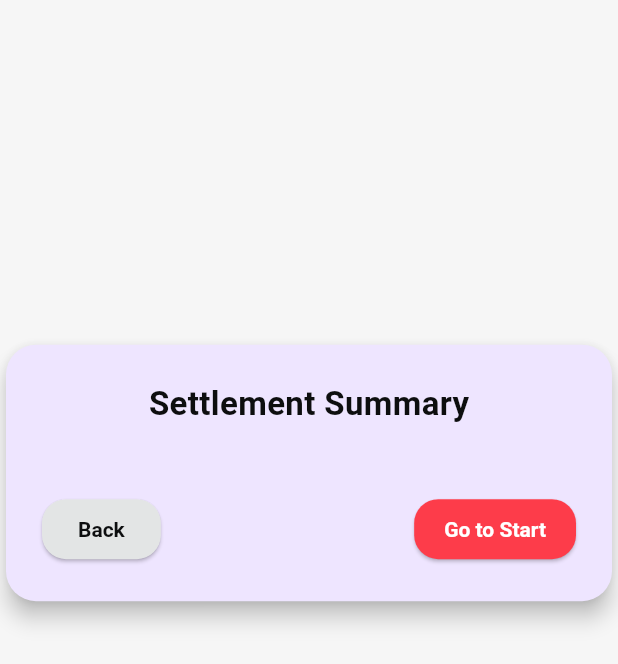
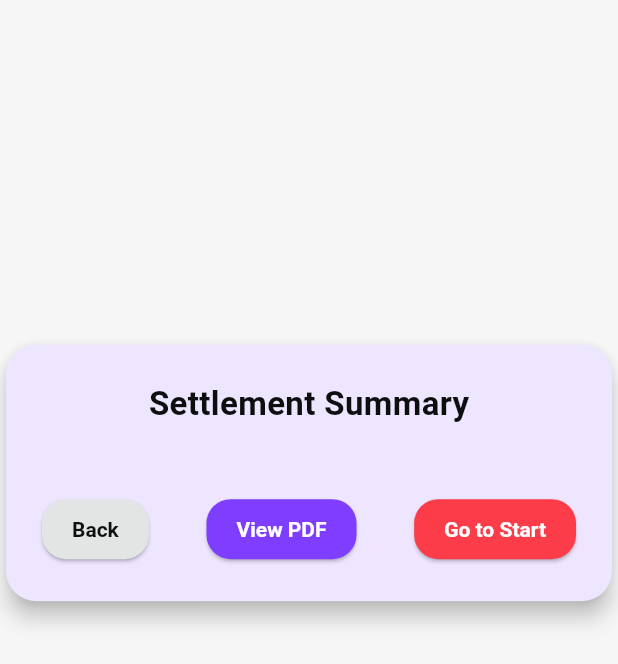
Before and after one commit to Shri-Radhey-Mishra/Bill-Splitter, a Flutter app: the Step3Result widget shown alone on an empty page, opened directly with empty values, on a phone screen of 412 x 824 dp. Shown: the top 664 px of the screen. Run offline on Flutter 3.47's test engine with Material 3 defaults, Android fonts, the phone set to English and light mode, and no system bars; our stand-ins replace open_file, pdf.

Commit message:
added pdf option

```diff
--- a/lib/services/api_service.dart
+++ b/lib/services/api_service.dart
@@ -2,7 +2,7 @@ import 'package:http/http.dart' as http;
 import 'dart:convert';
 
 class ApiService {
-  static const String baseUrl = 'http://10.0.2.2:5000/api/splits';
+  static const String baseUrl = 'http://192.168.56.1:5000/api/splits';
 
   static Future<void> saveSplit(Map<String, dynamic> data) async {
     final url = Uri.parse('$baseUrl/create');
--- a/lib/widgets/step3_result.dart
+++ b/lib/widgets/step3_result.dart
@@ -1,5 +1,6 @@
 import 'package:flutter/material.dart';
 import '../app_colors.dart';
+import '../services/pdf_service.dart';
 
 class Step3Result extends StatelessWidget {
   final List<(String, String, double)> transactions;
@@ -89,22 +90,31 @@ class Step3Result extends StatelessWidget {
                     style: ElevatedButton.styleFrom(
                       backgroundColor: light40,
                       foregroundColor: dark100,
-                      padding: const EdgeInsets.symmetric(horizontal: 24, vertical: 12),
-                      shape: RoundedRectangleBorder(
-                        borderRadius: BorderRadius.circular(16),
-                      ),
+                      padding: const EdgeInsets.symmetric(horizontal: 20, vertical: 12),
+                      shape: RoundedRectangleBorder(borderRadius: BorderRadius.circular(16)),
                     ),
                     child: const Text("Back"),
                   ),
+
+                  ElevatedButton(
+                    onPressed: () => PdfService.generateAndOpenPdf(transactions),
+                    style: ElevatedButton.styleFrom(
+                      backgroundColor: purple100,
+                      foregroundColor: Colors.white,
+                      padding: const EdgeInsets.symmetric(horizontal: 20, vertical: 12),
+                      shape: RoundedRectangleBorder(borderRadius: BorderRadius.circular(16)),
+                    ),
+                    child: const Text("View PDF"),
+                  ),
+
+
                   ElevatedButton(
                     onPressed: onStartOver,
                     style: ElevatedButton.styleFrom(
                       backgroundColor: red100,
                       foregroundColor: Colors.white,
                       padding: const EdgeInsets.symmetric(horizontal: 20, vertical: 12),
-                      shape: RoundedRectangleBorder(
-                        borderRadius: BorderRadius.circular(16),
-                      ),
+                      shape: RoundedRectangleBorder(borderRadius: BorderRadius.circular(16)),
                     ),
                     child: const Text("Go to Start"),
                   ),
--- a/pubspec.yaml
+++ b/pubspec.yaml
@@ -8,6 +8,11 @@ environment:
   sdk: ^3.8.1
 
 dependencies:
+  pdf: ^3.10.4
+  printing: ^5.11.1
+  permission_handler: ^11.3.1
+  path_provider: ^2.0.14
+  open_file: ^3.3.2
   http: ^0.13.6
   flutter:
     sdk: flutter
```
Also changed, not shown: lib/pages/home_flow.dart (+48 -23 lines), lib/services/pdf_service.dart (added, +35 -0 lines), pubspec.lock, 6 other files.
